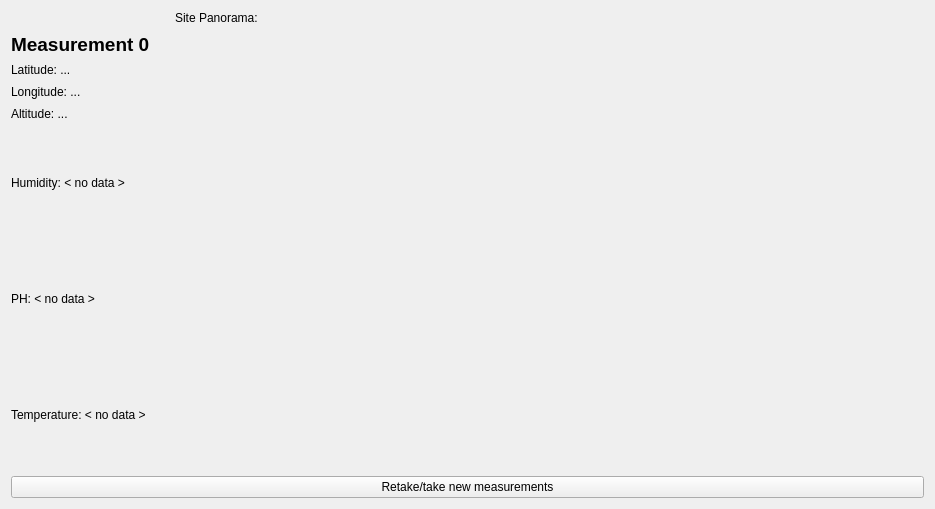
The window that rosws/src/rover_rqt_science/resource/inner.ui (Zhangwenyao1/URC) describes before a commit, drawn with Qt 5.
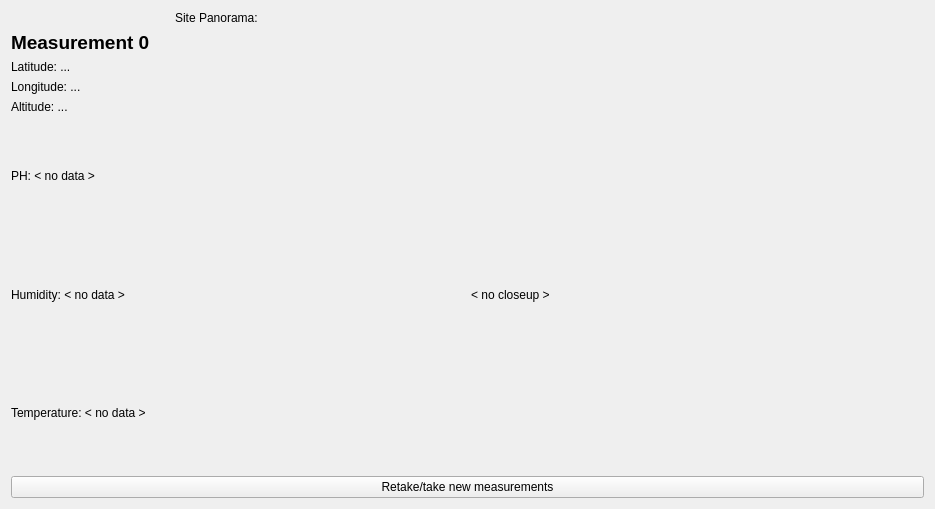
The same window after the commit.

Commit message: Add closeup placeholder, prepare for panorama stuff

Diff of the .ui file:
```diff
--- a/rosws/src/rover_rqt_science/resource/inner.ui
+++ b/rosws/src/rover_rqt_science/resource/inner.ui
@@ -13,7 +13,7 @@
   <property name="windowTitle">
    <string>Form</string>
   </property>
-  <layout class="QVBoxLayout" name="verticalLayout_3" stretch="3,10">
+  <layout class="QVBoxLayout" name="verticalLayout_4" stretch="2,7,1">
    <item>
     <layout class="QHBoxLayout" name="horizontalLayout" stretch="2,6">
      <item>
@@ -104,17 +104,9 @@
     </layout>
    </item>
    <item>
-    <layout class="QVBoxLayout" name="verticalLayout_2">
+    <layout class="QHBoxLayout" name="horizontalLayout_2">
      <item>
-      <widget class="QLabel" name="humidityLabel">
-       <property name="text">
-        <string>Humidity: &lt; no data &gt;</string>
-       </property>
-       <property name="alignment">
-        <set>Qt::AlignLeading|Qt::AlignLeft|Qt::AlignVCenter</set>
-       </property>
-      </widget>
-     </item>
+      <layout class="QVBoxLayout" name="verticalLayout_3">
      <item>
       <widget class="QLabel" name="phLabel">
        <property name="sizePolicy">
@@ -131,6 +123,16 @@
        </property>
       </widget>
      </item>
+       <item>
+        <widget class="QLabel" name="humidityLabel">
+         <property name="text">
+          <string>Humidity: &lt; no data &gt;</string>
+         </property>
+         <property name="alignment">
+          <set>Qt::AlignLeading|Qt::AlignLeft|Qt::AlignVCenter</set>
+         </property>
+        </widget>
+       </item>
      <item>
       <widget class="QLabel" name="tempLabel">
        <property name="text">
@@ -141,14 +143,53 @@
        </property>
       </widget>
      </item>
+      </layout>
+     </item>
+     <item>
+      <layout class="QVBoxLayout" name="verticalLayout_2">
+       <item>
+        <spacer name="verticalSpacer">
+         <property name="orientation">
+          <enum>Qt::Vertical</enum>
+         </property>
+         <property name="sizeHint" stdset="0">
+          <size>
+           <width>20</width>
+           <height>40</height>
+          </size>
+         </property>
+        </spacer>
+       </item>
+       <item>
+        <widget class="QLabel" name="closeUp">
+         <property name="text">
+          <string>&lt; no closeup &gt;</string>
+         </property>
+        </widget>
+       </item>
+       <item>
+        <spacer name="verticalSpacer_2">
+         <property name="orientation">
+          <enum>Qt::Vertical</enum>
+         </property>
+         <property name="sizeHint" stdset="0">
+          <size>
+           <width>20</width>
+           <height>40</height>
+          </size>
+         </property>
+        </spacer>
+       </item>
+      </layout>
+     </item>
+    </layout>
+   </item>
      <item>
       <widget class="QPushButton" name="measurementsButton">
        <property name="text">
         <string>Retake/take new measurements</string>
        </property>
       </widget>
-     </item>
-    </layout>
    </item>
   </layout>
  </widget>
```
Lines whose indentation alone changed are shown as unchanged. The commit also changes 8 other files.
